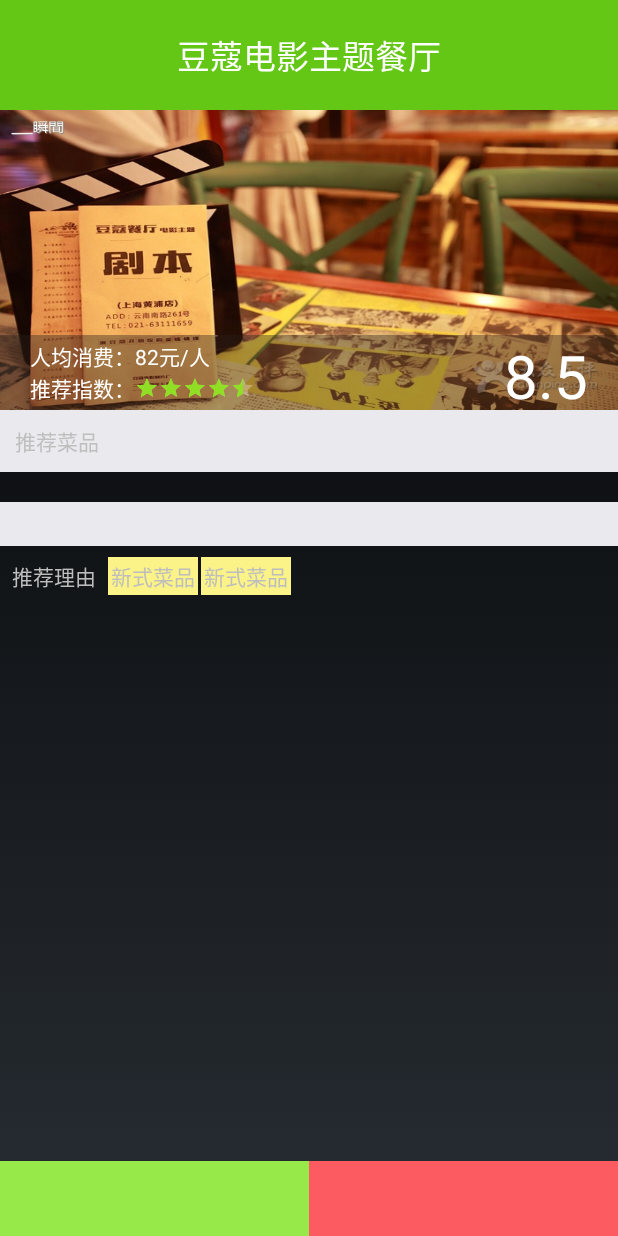
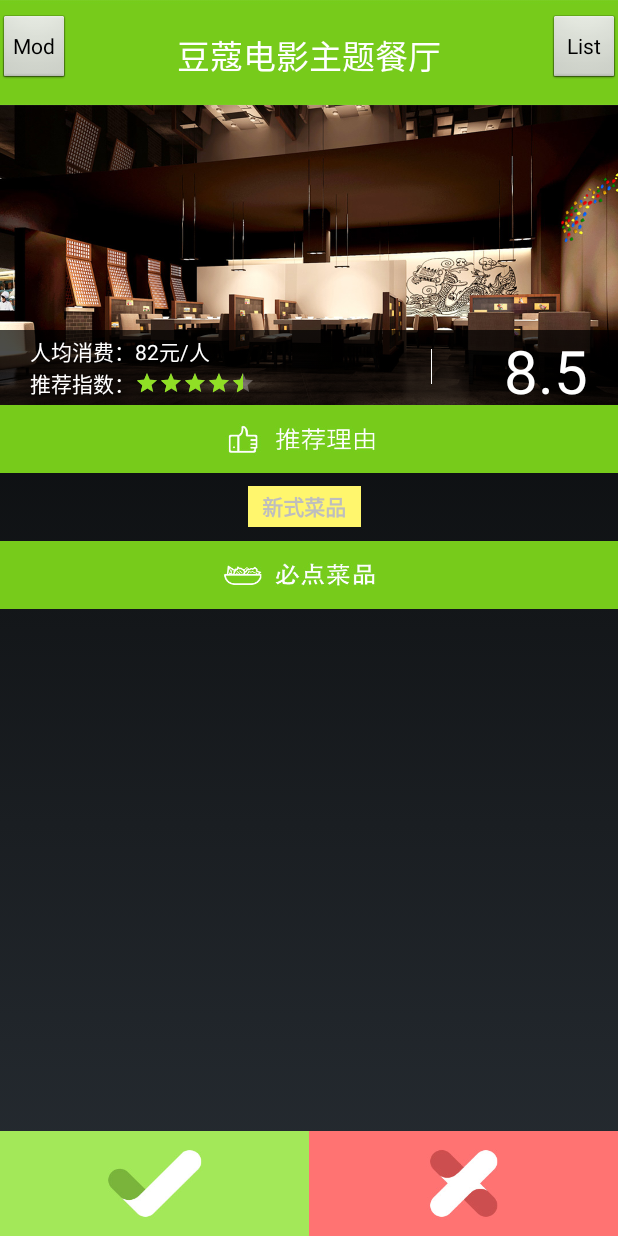
Before and after one commit to kymtwyf/bmix, an Android app: the screen it shows after launch (MainActivity), on a phone screen of 412 x 824 dp. Run offline under Robolectric (Android 15) with nearby library versions, the phone set to English and light mode, and no system bars; libraries missing offline, so code that uses them is left out: com.baidu.location, com.baidu.mapapi; pictures from the network do not load; 15 statements that could not run were skipped.

Commit message:
修改了主页面

```diff
--- a/app/src/main/res/layout/activity_main.xml
+++ b/app/src/main/res/layout/activity_main.xml
@@ -5,9 +5,9 @@
    >
 
     <TextView android:text="豆蔻电影主题餐厅" android:layout_width="fill_parent"
-        android:layout_height="wrap_content"
+        android:layout_height="70dp"
         android:id="@+id/tvHeader"
-        android:background="@color/title_green"
+        android:background="@drawable/top"
         android:textSize="22dp"
         android:gravity="center_vertical|center_horizontal"
         android:textColor="@color/white"
@@ -18,79 +18,60 @@
         android:layout_width="wrap_content"
         android:layout_height="200dp"
         android:id="@+id/ivPreview"
-        android:background="@drawable/bg_preview_example"
+        android:background="@drawable/banner"
         android:layout_below="@+id/tvHeader" />
 
-    <TextView
+    <ImageView
         android:layout_width="fill_parent"
-        android:layout_height="wrap_content"
-        android:text="推荐菜品"
-        android:id="@+id/textView"
+        android:layout_height="45dp"
+        android:id="@+id/special_title"
         android:layout_below="@+id/ivPreview"
-        android:background="@color/color_listview_label_grey"
+        android:background="@drawable/special_title"
         android:padding="10dp" />
+
+    <RelativeLayout
+        android:layout_width="fill_parent"
+        android:layout_height="45dp"
+        android:id="@+id/special_title_list"
+        android:layout_below="@+id/special_title">
+        <LinearLayout
+            android:layout_width="fill_parent"
+            android:layout_height="fill_parent">
+            <TextView
+                android:layout_width="75dp"
+                android:layout_height="27dp"
+                android:text="新式菜品"
+                android:id="@+id/textView4"
+                android:layout_marginLeft="165dp"
+                android:layout_gravity="center"
+                android:background="@drawable/special_bg"
+                android:padding="2dp"
+                android:textStyle="bold"
+                android:gravity="center_vertical|center_horizontal" />
+        </LinearLayout>
+    </RelativeLayout>
+
+    <ImageView
+        android:layout_width="fill_parent"
+        android:layout_height="45dp"
+        android:id="@+id/lv_recommend_dishes_title"
+        android:layout_below="@+id/special_title_list"
+        android:paddingTop="10dp"
+        android:background="@drawable/menus_title" />
 
     <ListView
         android:layout_width="fill_parent"
         android:layout_height="20dp"
         android:id="@+id/lv_recommend_dishes"
-        android:layout_below="@+id/textView"
-        android:choiceMode="none" />
-
-    <TextView
-        android:layout_width="fill_parent"
-        android:layout_height="wrap_content"
-        android:id="@+id/textView2"
-        android:layout_below="@+id/lv_recommend_dishes"
-        android:paddingTop="10dp"
-        android:background="@color/color_listview_label_grey" />
-
-    <RelativeLayout
-        android:layout_width="fill_parent"
-        android:layout_height="40dp"
-        android:layout_below="@+id/textView2">
-
-        <TextView
-            android:layout_width="wrap_content"
-            android:layout_height="fill_parent"
-            android:text="推荐理由"
-            android:id="@+id/textView3"
-            android:padding="8dp"
-            android:gravity="center_vertical" />
-
-        <LinearLayout
-            android:orientation="horizontal"
-            android:layout_width="wrap_content"
-            android:layout_height="fill_parent"
-            android:layout_toRightOf="@+id/textView3"
-            android:id="@+id/lv_recommend_reasons">
-
-            <TextView
-                android:layout_width="wrap_content"
-                android:layout_height="wrap_content"
-                android:text="新式菜品"
-                android:id="@+id/textView4"
-                android:layout_gravity="center"
-                android:background="@color/color_recommend_yellow"
-                android:padding="2dp" />
-
-            <TextView
-                android:layout_width="wrap_content"
-                android:layout_height="wrap_content"
-                android:text="新式菜品"
-                android:id="@+id/textView5"
-                android:layout_gravity="center"
-                android:background="@color/color_recommend_yellow"
-                android:padding="2dp"
-                android:layout_margin="2dp" />
-        </LinearLayout>
-    </RelativeLayout>
+        android:layout_below="@+id/lv_recommend_dishes_title"
+        android:choiceMode="none">
+    </ListView>
 
     <RelativeLayout
         android:layout_width="fill_parent"
         android:layout_height="50dp"
         android:layout_alignBottom="@+id/ivPreview"
-        android:background="@color/bg_grey_transparent"
+        android:background="@drawable/banner_info_bg"
         android:id="@+id/relativeLayout">
 
         <TextView
@@ -156,7 +137,7 @@
     <LinearLayout
         android:orientation="horizontal"
         android:layout_width="fill_parent"
-        android:layout_height="50dp"
+        android:layout_height="70dp"
         android:layout_alignParentBottom="true">
 
         <ImageView
@@ -164,14 +145,43 @@
             android:layout_height="fill_parent"
             android:id="@+id/ivYes"
             android:layout_weight="1"
-            android:background="@color/color_bg_yes" />
+            android:background="@drawable/button1" />
 
         <ImageView
             android:layout_width="fill_parent"
             android:layout_height="fill_parent"
             android:id="@+id/ivNo"
             android:layout_weight="1"
-            android:background="@color/color_bg_no" />
+            android:background="@drawable/button2" />
     </LinearLayout>
 
+    <Button
+        style="?android:attr/buttonStyleSmall"
+        android:layout_width="wrap_content"
+        android:layout_height="wrap_content"
+        android:text="Mod"
+        android:id="@+id/button_mod"
+        android:height="45dp"
+        android:gravity="center"
+        android:width="45dp"
+        android:layout_alignParentTop="false"
+        android:layout_alignParentStart="true"
+        android:layout_alignParentBottom="false"
+        android:layout_alignWithParentIfMissing="false"
+        android:layout_marginTop="10dp" />
+
+    <Button
+        style="?android:attr/buttonStyleSmall"
+        android:layout_width="wrap_content"
+        android:layout_height="wrap_content"
+        android:text="List"
+        android:id="@+id/button_list"
+        android:height="45dp"
+        android:gravity="center"
+        android:width="45dp"
+        android:layout_alignWithParentIfMissing="false"
+        android:layout_alignParentTop="true"
+        android:layout_alignParentEnd="true"
+        android:layout_marginTop="10dp" />
+
 </RelativeLayout>
```
Also changed, not shown: app/src/main/res/drawable-hdpi/banner.jpg (added), app/src/main/res/drawable-hdpi/banner_info_bg.png (added), app/src/main/res/drawable-hdpi/button1.jpg (added), app/src/main/res/drawable-hdpi/button1_hover.jpg (added), app/src/main/res/drawable-hdpi/button2.jpg (added), app/src/main/res/drawable-hdpi/button2_hover.jpg (added), app/src/main/res/drawable-hdpi/button_bg.jpg (added), app/src/main/res/drawable-hdpi/menus_list_bg.jpg (added), app/src/main/res/drawable-hdpi/menus_title.jpg (added), app/src/main/res/drawable-hdpi/special_bg.jpg (added), app/src/main/res/drawable-hdpi/special_title.jpg (added), app/src/main/res/drawable-hdpi/top.jpg (added), app/src/main/res/drawable-hdpi/top_munu.jpg (added).
